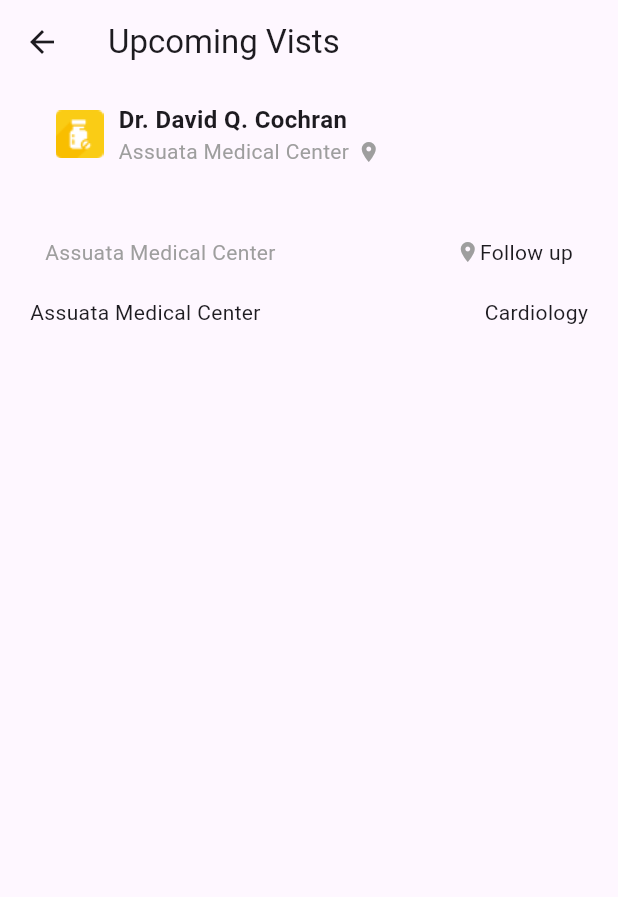
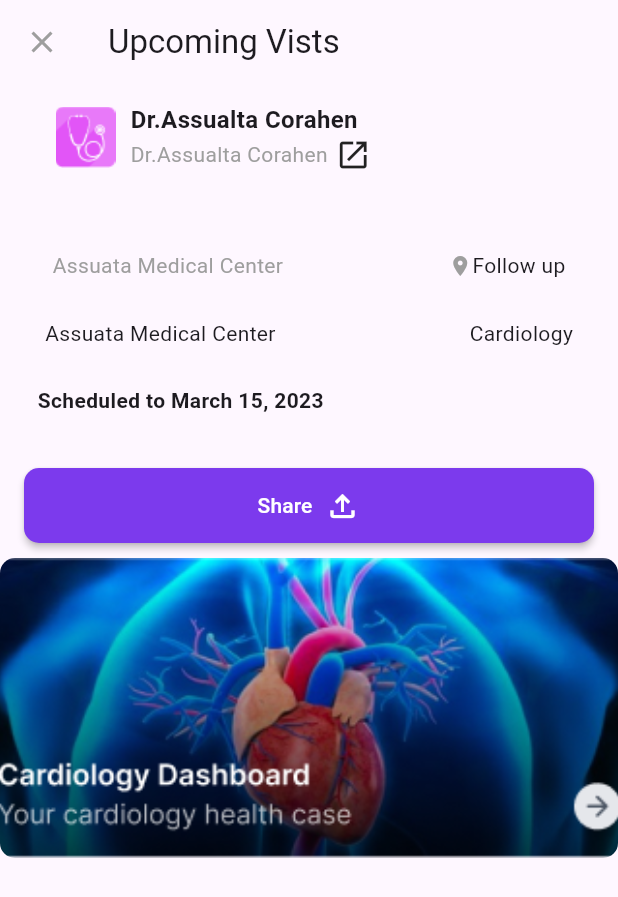
Before and after one commit to zahrawm/Medi-board-projects, a Flutter app: the VisitScreen screen opened directly, on a phone screen of 412 x 824 dp. Shown: the top 897 px of the screen. Run offline on Flutter 3.47's test engine with Material 3 defaults, Android fonts, the light colour scheme and no system bars.

Commit message:
Code updated

```diff
--- a/medi_ui/lib/screen/home_screen.dart
+++ b/medi_ui/lib/screen/home_screen.dart
@@ -38,7 +38,7 @@ class HomeScreen extends StatelessWidget {
                 ),
                 _buildNavItem(Icons.star, "For you", Colors.grey),
                 SizedBox(width: 40),
-                _buildNavItem(Icons.graphic_eq, "For you", Colors.grey),
+                _buildNavItem(Icons.insert_chart, "Reports", Colors.grey),
                 _buildNavItem(Icons.person, "Profile", Colors.grey),
               ],
             ),
@@ -47,8 +47,8 @@ class HomeScreen extends StatelessWidget {
       ),
       floatingActionButton: FloatingActionButton(
         onPressed: () {},
-        backgroundColor: Colors.blue,
-        child: Icon(Icons.add),
+        backgroundColor:  Color.fromRGBO(124, 58, 237, 1.0),
+        child: Icon(Icons.grid_view),
       ),
       floatingActionButtonLocation: FloatingActionButtonLocation.centerDocked,
       body: SingleChildScrollView(
--- a/medi_ui/lib/screen/visit_screen.dart
+++ b/medi_ui/lib/screen/visit_screen.dart
@@ -1,5 +1,8 @@
 import 'package:flutter/material.dart';
+import 'package:medi_ui/widgets/button.dart';
 import 'package:medi_ui/widgets/medi-row.dart';
+
+import 'package:medi_ui/widgets/medi_pic.dart';
 import 'package:medi_ui/widgets/medi_visits.dart';
 
 class VisitScreen extends StatelessWidget {
@@ -12,16 +15,29 @@ class VisitScreen extends StatelessWidget {
         title: Text(
           'Upcoming Vists',
         ),
-        // I need to get the x  icon
-        // leading: Icon(Icons.one_x_mobiledata_outlined),
+        leading: Icon(
+          Icons.close,
+          color: Colors.grey,
+        ),
       ),
       body: Column(
         children: [
-          MediVisits(),
+          MediVisits(
+            text: 'Dr.Assualta Corahen',
+            image: 'assets/doc.png',
+            //update the icon
+            icon: Icons.open_in_new,
+          ),
           SizedBox(
             height: 15,
           ),
-          MediR()
+          MediR(),
+          SizedBox(height: 10),
+          MediButton(),
+          SizedBox(
+            height: 10,
+          ),
+          MediPic()
         ],
       ),
     );
--- /dev/null
+++ b/medi_ui/lib/widgets/button.dart
@@ -0,0 +1,28 @@
+import 'package:flutter/material.dart';
+
+class MediButton extends StatelessWidget {
+  const MediButton({super.key});
+
+  @override
+  Widget build(BuildContext context) {
+    return MaterialButton(
+      onPressed: () {},
+      color: Color.fromRGBO(124, 58, 237, 1.0),
+      textColor: Colors.white,
+      minWidth: 380,
+      height: 50,
+      shape: RoundedRectangleBorder(
+        borderRadius: BorderRadius.circular(10),
+      ),
+      child: Row(
+        mainAxisSize: MainAxisSize.min,
+        children: [
+          Text('Share'),
+          SizedBox(width: 8),
+          // change the icons
+          Icon(Icons.file_upload_outlined, color: Colors.white),
+        ],
+      ),
+    );
+  }
+}
--- a/medi_ui/lib/widgets/medi-row.dart
+++ b/medi_ui/lib/widgets/medi-row.dart
@@ -8,9 +8,10 @@ class MediR extends StatelessWidget {
     return Padding(
       padding: const EdgeInsets.all(10.0),
       child: Column(
+        crossAxisAlignment: CrossAxisAlignment.start,
         children: [
           Padding(
-            padding: const EdgeInsets.all(10.0),
+            padding: const EdgeInsets.all(15.0),
             child: Padding(
               padding: const EdgeInsets.symmetric(horizontal: 10.0),
               child: Row(
@@ -30,8 +31,9 @@ class MediR extends StatelessWidget {
             height: 10,
           ),
           Padding(
-            padding: const EdgeInsets.symmetric(horizontal: 10.0),
+            padding: const EdgeInsets.symmetric(horizontal: 20.0),
             child: Row(
+              mainAxisAlignment: MainAxisAlignment.start,
               children: [
                 Text(
                   'Assuata Medical Center',
@@ -44,6 +46,14 @@ class MediR extends StatelessWidget {
               ],
             ),
           ),
+          SizedBox(height: 10),
+          Padding(
+            padding: const EdgeInsets.all(15.0),
+            child: Text(
+              'Scheduled to March 15, 2023',
+              style: TextStyle(fontWeight: FontWeight.bold),
+            ),
+          ),
         ],
       ),
     );
--- /dev/null
+++ b/medi_ui/lib/widgets/medi_pic.dart
@@ -0,0 +1,29 @@
+import 'package:flutter/material.dart';
+import 'package:medi_ui/screen/medi_visit_details.dart';
+
+class MediPic extends StatelessWidget {
+  const MediPic({super.key});
+
+  @override
+  Widget build(BuildContext context) {
+    return GestureDetector(
+      onTap: () {
+        Navigator.push(
+          context,
+          MaterialPageRoute(builder: (context) => MediVisitDetails()),
+        );
+      },
+      child: Container(
+        width: 420,
+        height: 200,
+        decoration: BoxDecoration(
+          borderRadius: BorderRadius.circular(10),
+          image: const DecorationImage(
+            image: AssetImage('assets/heart.png'),
+            fit: BoxFit.cover,
+          ),
+        ),
+      ),
+    );
+  }
+}
--- a/medi_ui/lib/widgets/medi_visits.dart
+++ b/medi_ui/lib/widgets/medi_visits.dart
@@ -1,7 +1,18 @@
 import 'package:flutter/material.dart';
 
 class MediVisits extends StatelessWidget {
-  const MediVisits({super.key});
+  final String text;
+  final String image;
+  final IconData? icon;
+  // final Color color;
+  final String? hinttext;
+
+  const MediVisits(
+      {super.key,
+      required this.text,
+      required this.image,
+      // required this.color,
+      this.hinttext, this.icon});
 
   @override
   Widget build(BuildContext context) {
@@ -15,7 +26,7 @@ class MediVisits extends StatelessWidget {
               crossAxisAlignment: CrossAxisAlignment.center,
               children: [
                 Image.asset(
-                  'assets/medi.png',
+                  image,
                   fit: BoxFit.cover,
                 ),
                 SizedBox(width: 10),
@@ -23,18 +34,23 @@ class MediVisits extends StatelessWidget {
                   crossAxisAlignment: CrossAxisAlignment.start,
                   children: [
                     Text(
-                      'Dr. David Q. Cochran',
+                      text,
                       style:
                           TextStyle(fontSize: 16, fontWeight: FontWeight.bold),
                     ),
                     Row(
                       children: [
                         Text(
-                          'Assuata Medical Center',
+                          text,
                           style: TextStyle(fontSize: 14, color: Colors.grey),
                         ),
                         SizedBox(width: 5),
-                        Icon(Icons.location_on, size: 16, color: Colors.grey),
+                        Icon(icon
+                           ),
+                        SizedBox(
+                          height: 10,
+                        ),
+                        Text('')
                       ],
                     ),
                   ],
```
Also changed, not shown: medi_ui/lib/main.dart (+8 -1 lines), medi_ui/lib/screen/medi_visit_details.dart (added, +28 -0 lines), medi_ui/lib/screen/report_screen.dart (added, +10 -0 lines), medi_ui/assets/fast-forward.svg (added), medi_ui/assets/frame.png (added), medi_ui/assets/heart.png (added), medi_ui/assets/medi-records.png (added), medi_ui/assets/share.png (added), medi_ui/lib/screen/start_screen.dart (added).
